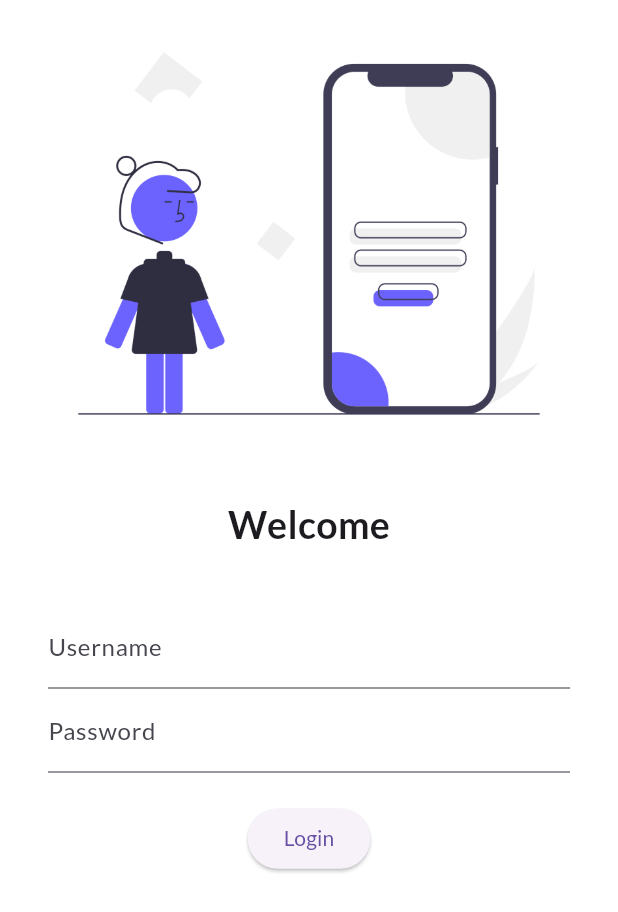
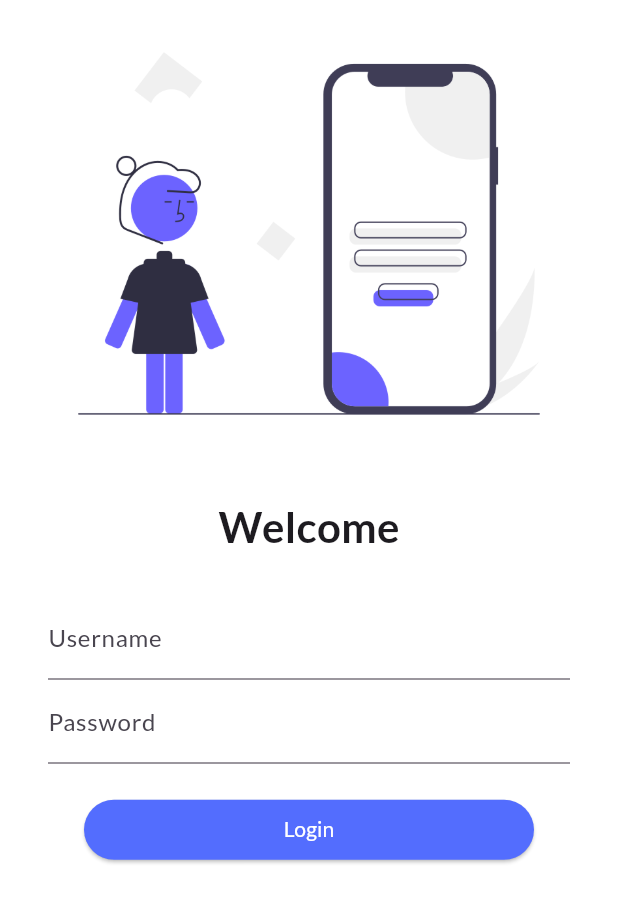
Before and after one commit to BlackHatDevX/flutter_catalog, a Flutter app: the screen it shows after launch, on a phone screen of 412 x 824 dp. Shown: the top 912 px of the screen. Run offline on Flutter 3.47's test engine with Material 3 defaults, Android fonts, the phone set to English and light mode, and no system bars; our stand-ins replace google_fonts.

```diff
--- a/lib/main.dart
+++ b/lib/main.dart
@@ -1,6 +1,7 @@
 import 'package:flutter/material.dart';
 import 'package:flutter_catalog/pages/home_page.dart';
 import 'package:flutter_catalog/pages/login_page.dart';
+import 'package:flutter_catalog/utils/routes.dart';
 import 'package:google_fonts/google_fonts.dart';
 
 void main() {
@@ -18,13 +19,14 @@ class MyApp extends StatelessWidget {
         fontFamily: GoogleFonts.lato().fontFamily,
       ),
       themeMode: ThemeMode.light,
+      debugShowCheckedModeBanner: false,
       darkTheme: ThemeData(
         brightness: Brightness.dark,
       ),
-      initialRoute: "/login",
+      initialRoute: MyRoutes.loginRoute,
       routes: {
-        "/": (context) => const HomePage(),
-        "/login": (context) => const LoginPage(),
+        MyRoutes.homeRoute: (context) => const HomePage(),
+        MyRoutes.loginRoute: (context) => const LoginPage(),
       },
     );
   }
--- a/lib/pages/login_page.dart
+++ b/lib/pages/login_page.dart
@@ -1,6 +1,7 @@
 // ignore_for_file: prefer_const_constructors
 
 import "package:flutter/material.dart";
+import "package:flutter_catalog/utils/routes.dart";
 
 class LoginPage extends StatelessWidget {
   const LoginPage({super.key});
@@ -9,6 +10,7 @@ class LoginPage extends StatelessWidget {
   Widget build(BuildContext context) {
     return Material(
       color: Colors.white,
+      child: SingleChildScrollView(
         child: Column(
           children: [
             Image.asset("assets/images/undraw_login.png"),
@@ -18,12 +20,12 @@ class LoginPage extends StatelessWidget {
             Text(
               "Welcome",
               style: TextStyle(
-              fontSize: 25,
+                fontSize: 28,
                 fontWeight: FontWeight.bold,
               ),
             ),
             SizedBox(
-            height: 20,
+              height: 10,
             ),
             Padding(
               padding: EdgeInsets.symmetric(vertical: 16, horizontal: 32.0),
@@ -31,11 +33,11 @@ class LoginPage extends StatelessWidget {
                 children: [
                   TextFormField(
                     decoration: InputDecoration(
-                      hintText: "enter username", labelText: "Username"),
+                        hintText: "Enter username", labelText: "Username"),
                   ),
                   TextFormField(
                     decoration: InputDecoration(
-                      hintText: "enter password", labelText: "Password"),
+                        hintText: "Enter password", labelText: "Password"),
                     obscureText: true,
                   ),
                   SizedBox(
@@ -43,14 +45,20 @@ class LoginPage extends StatelessWidget {
                   ),
                   ElevatedButton(
                       onPressed: () {
-                      print("Login Pressed");
+                        Navigator.pushNamed(context, MyRoutes.homeRoute);
                       },
+                      style: TextButton.styleFrom(
+                        minimumSize: Size(300, 40),
+                        backgroundColor: Colors.indigoAccent,
+                        foregroundColor: Colors.white,
+                      ),
                       child: Text("Login"))
                 ],
               ),
             )
           ],
         ),
+      ),
     );
   }
 }
--- /dev/null
+++ b/lib/utils/routes.dart
@@ -0,0 +1,4 @@
+class MyRoutes {
+  static String loginRoute = "/login";
+  static String homeRoute = "/home";
+}
```
Lines whose indentation alone changed are shown as unchanged.
